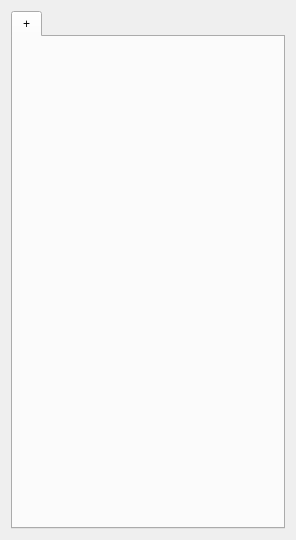
This is widget.ui in rafal-tarnow/TODO as Qt 5 draws it before an edit. The edited form follows.
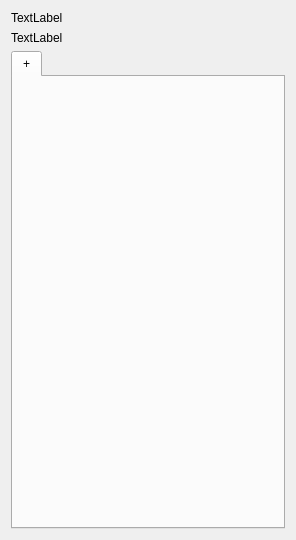
This is the edited form.

Commit message: dodanie obslugi czasu pracy

The edit to the form file:
```diff
--- a/widget.ui
+++ b/widget.ui
@@ -23,6 +23,19 @@
   </property>
   <layout class="QGridLayout" name="gridLayout">
    <item row="0" column="0">
+    <widget class="QLabel" name="labelStartTime">
+     <property name="sizePolicy">
+      <sizepolicy hsizetype="Preferred" vsizetype="Fixed">
+       <horstretch>0</horstretch>
+       <verstretch>0</verstretch>
+      </sizepolicy>
+     </property>
+     <property name="text">
+      <string>TextLabel</string>
+     </property>
+    </widget>
+   </item>
+   <item row="2" column="0">
     <widget class="QTabWidget" name="tabWidget">
      <property name="sizePolicy">
       <sizepolicy hsizetype="Minimum" vsizetype="Minimum">
@@ -40,6 +53,19 @@
      </widget>
     </widget>
    </item>
+   <item row="1" column="0">
+    <widget class="QLabel" name="labelDiffTime">
+     <property name="sizePolicy">
+      <sizepolicy hsizetype="Preferred" vsizetype="Fixed">
+       <horstretch>0</horstretch>
+       <verstretch>0</verstretch>
+      </sizepolicy>
+     </property>
+     <property name="text">
+      <string>TextLabel</string>
+     </property>
+    </widget>
+   </item>
   </layout>
  </widget>
  <layoutdefault spacing="6" margin="11"/>
```
The commit also changes 2 other files.
